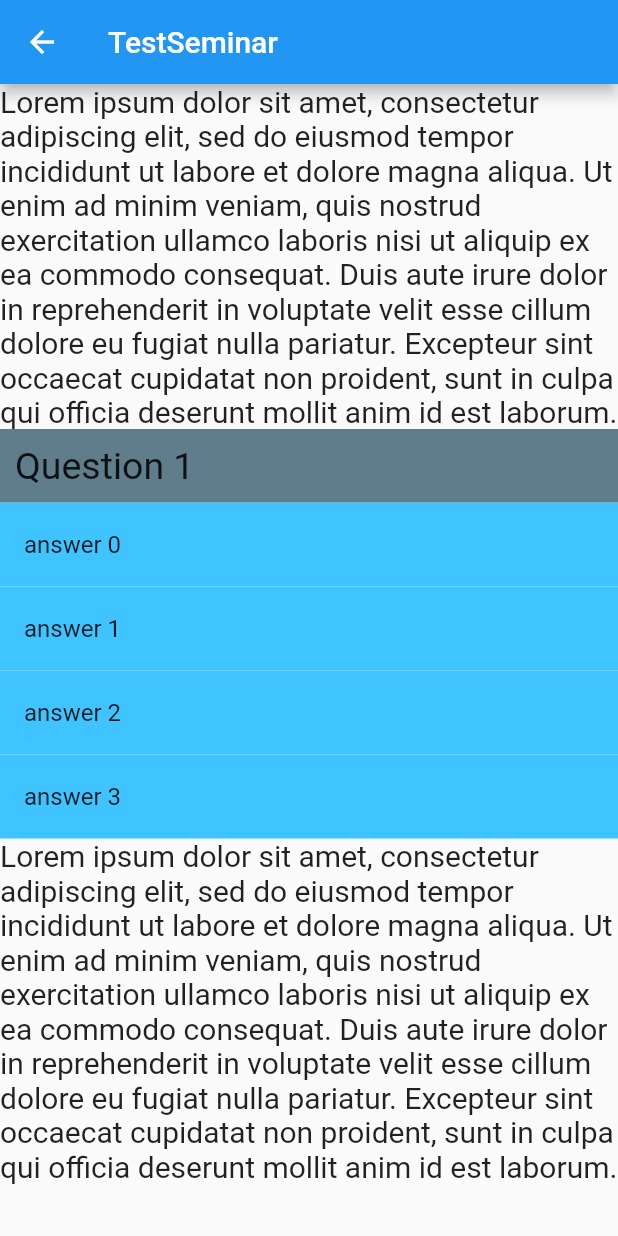
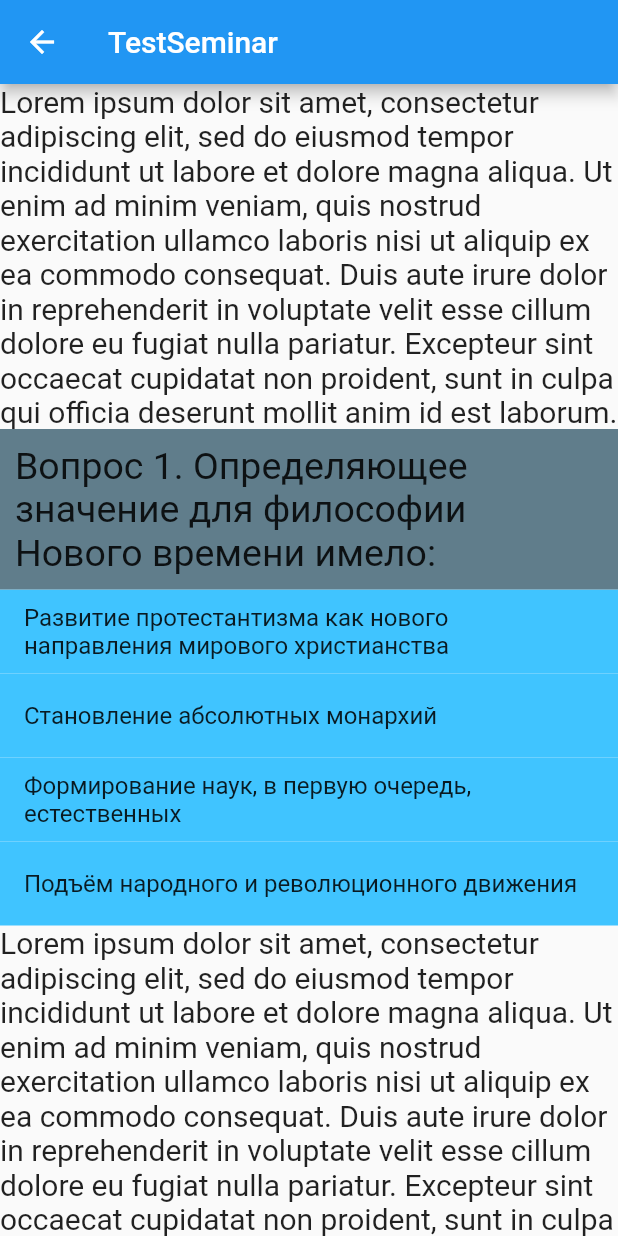
Before and after one commit to TonyZH44/Philosophy_flutter, a Flutter app: the SeminarPage screen opened directly, on a phone screen of 412 x 824 dp. Run offline on Flutter 3.47's test engine with Material 2 defaults, Android fonts, the phone set to English and light mode, and no system bars; our stand-ins replace youtube_player_flutter.

```diff
--- a/lib/seminar_page.dart
+++ b/lib/seminar_page.dart
@@ -1,4 +1,5 @@
 import 'package:flutter/material.dart';
+import 'package:youtube_player_flutter/youtube_player_flutter.dart';
 
 class SeminarPage extends StatefulWidget {
   const SeminarPage({Key? key}) : super(key: key);
@@ -8,6 +9,17 @@ class SeminarPage extends StatefulWidget {
 }
 
 class _SeminarPageState extends State<SeminarPage> {
+
+  final YoutubePlayerController _controller = YoutubePlayerController(
+    initialVideoId: YoutubePlayer.convertUrlToId("https://www.youtube.com/watch?v=lrOi2870QwY&t=5s&ab_channel=%D0%9F%D1%80%D0%B0%D0%B2%D0%BE%D0%B5%D0%BF%D0%BE%D0%BB%D1%83%D1%88%D0%B0%D1%80%D0%B8%D0%B5%D0%98%D0%BD%D1%82%D1%80%D0%BE%D0%B2%D0%B5%D1%80%D1%82%D0%B0").toString(),
+    flags: const YoutubePlayerFlags(
+      autoPlay: false,
+      mute: false,
+    ),
+  );
+
+
+
   @override
   Widget build(BuildContext context) {
     return Scaffold(
@@ -18,10 +30,23 @@ class _SeminarPageState extends State<SeminarPage> {
             const Text('Lorem ipsum dolor sit amet, consectetur adipiscing elit, sed do eiusmod tempor incididunt ut labore et dolore magna aliqua. Ut enim ad minim veniam, quis nostrud exercitation ullamco laboris nisi ut aliquip ex ea commodo consequat. Duis aute irure dolor in reprehenderit in voluptate velit esse cillum dolore eu fugiat nulla pariatur. Excepteur sint occaecat cupidatat non proident, sunt in culpa qui officia deserunt mollit anim id est laborum.',
             style: TextStyle(fontSize: 20),
             ),
-            QuestionBlock('Question 1', List<Answer>.generate(4,
-                    (index) => Answer('answer $index', true))),
+            QuestionBlock('Вопрос 1. Определяющее значение для философии Нового времени имело:',
+                <Answer>[
+                  Answer('Развитие протестантизма как нового направления мирового христианства', false),
+                  Answer('Становление абсолютных монархий', false),
+                  Answer('Формирование наук, в первую очередь, естественных', true),
+                  Answer('Подъём народного и революционного движения', false)
+                ]),
             const Text('Lorem ipsum dolor sit amet, consectetur adipiscing elit, sed do eiusmod tempor incididunt ut labore et dolore magna aliqua. Ut enim ad minim veniam, quis nostrud exercitation ullamco laboris nisi ut aliquip ex ea commodo consequat. Duis aute irure dolor in reprehenderit in voluptate velit esse cillum dolore eu fugiat nulla pariatur. Excepteur sint occaecat cupidatat non proident, sunt in culpa qui officia deserunt mollit anim id est laborum.',
               style: TextStyle(fontSize: 20),
+            ),
+            YoutubePlayer(
+              controller: _controller,
+              showVideoProgressIndicator: true,
+              progressColors: const ProgressBarColors(
+                playedColor: Colors.amber,
+                handleColor: Colors.amberAccent,
+              ),
             ),
 
           ],
--- a/pubspec.yaml
+++ b/pubspec.yaml
@@ -27,6 +27,7 @@ environment:
 # the latest version available on pub.dev. To see which dependencies have newer
 # versions available, run `flutter pub outdated`.
 dependencies:
+  youtube_player_flutter: ^8.0.0
   flutter:
     sdk: flutter
 
```
Also changed, not shown: pubspec.lock, 2 other files.
